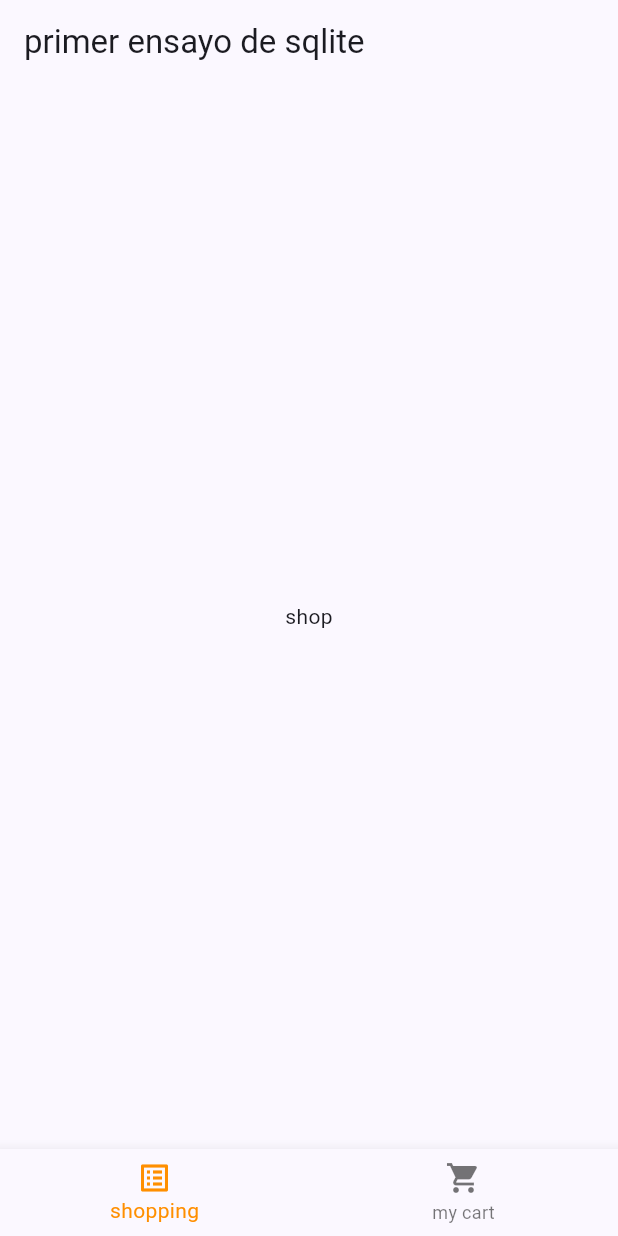
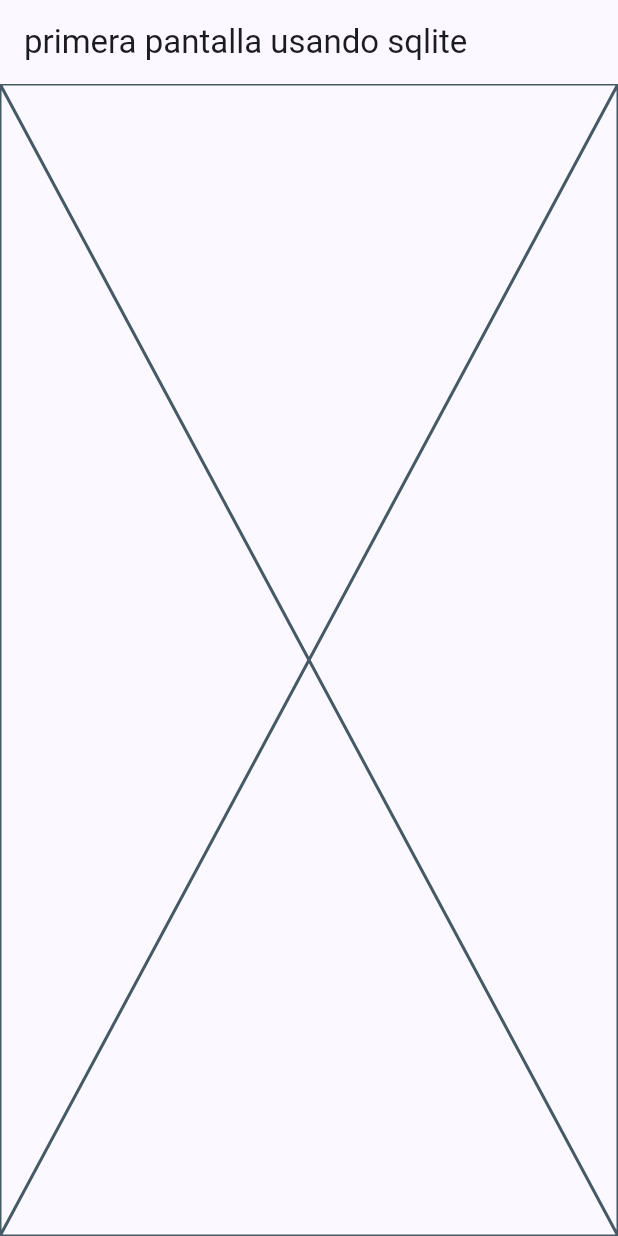
Before and after one commit to aledaniel04/esto_es_una_prueba, a Flutter app: the PrimerSqliteScreen screen opened by its route, on a phone screen of 412 x 824 dp. Run offline on Flutter 3.47's test engine with Material 2 defaults, Android fonts, the light colour scheme and no system bars; our stand-ins replace go_router.

Commit message:
intentando usar sqlite

```diff
--- a/lib/presentation/screen/sqli1/primer_sqlite_screen.dart
+++ b/lib/presentation/screen/sqli1/primer_sqlite_screen.dart
@@ -1,7 +1,7 @@
 import 'package:flutter/material.dart';
 
 class PrimerSqliteScreen extends StatefulWidget {
-  static const String name = "Primera_SQLite_Screen";
+  static const String name = "Primer_SQLite_Screen";
   const PrimerSqliteScreen({super.key});
 
   @override
@@ -9,31 +9,13 @@ class PrimerSqliteScreen extends StatefulWidget {
 }
 
 class _PrimerSqliteScreenState extends State<PrimerSqliteScreen> {
-  int _selectedindex = 0;
   @override
   Widget build(BuildContext context) {
     return Scaffold(
       appBar: AppBar(
-        title: const Text("primer ensayo de sqlite"),
+        title: const Text("primera pantalla usando sqlite"),
       ),
-      body: const Center(
-        child: Text("shop"),
-      ),
-      bottomNavigationBar: BottomNavigationBar(
-        items: const [
-          BottomNavigationBarItem(
-              icon: Icon(Icons.list_alt_outlined), label: "shopping"),
-          BottomNavigationBarItem(
-              icon: Icon(Icons.shopping_cart), label: "my cart")
-        ],
-        currentIndex: _selectedindex,
-        selectedItemColor: Colors.amber[800],
-        onTap: (index) {
-          setState(() {
-            _selectedindex = index;
-          });
-        },
-      ),
+      body: const Placeholder(),
     );
   }
 }
--- a/pubspec.yaml
+++ b/pubspec.yaml
@@ -30,7 +30,11 @@ dependencies:
   cupertino_icons: ^1.0.2
   flutter:
     sdk: flutter
+  get: ^4.6.5
   go_router: ^7.0.1
+  path: ^1.8.3
+  provider: ^6.0.5
+  sqflite: ^2.2.8+4
 
 dev_dependencies:
   flutter_lints: ^2.0.0
```
Also changed, not shown: lib/presentation/screen/sqli1/my_cart.dart (deleted), lib/presentation/screen/sqli1/product_list.dart (deleted), pubspec.lock, 1 other file.
